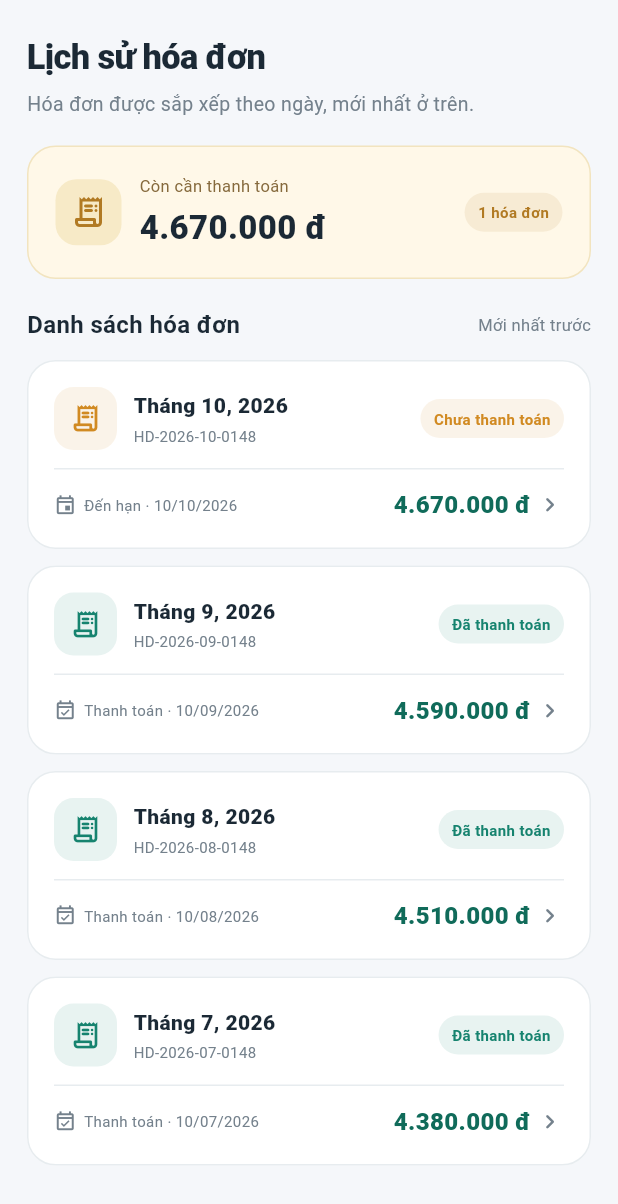
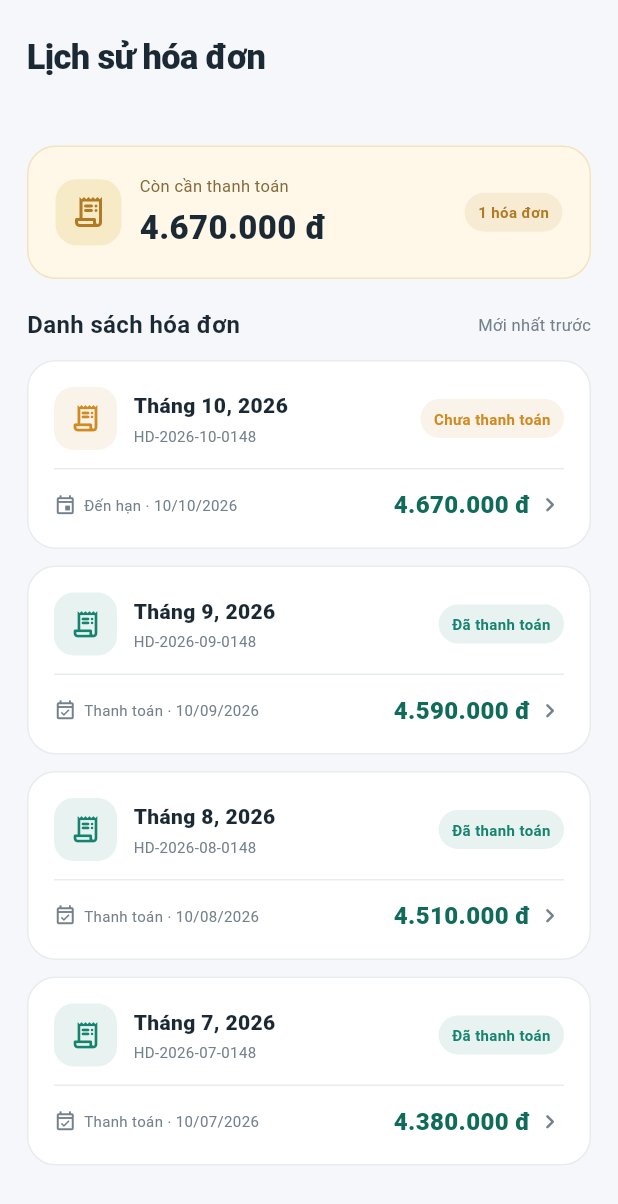
Before and after one commit to FoxSys285/quanlytro, a Flutter app: the TenantInvoicesPage widget shown alone on an empty page, opened directly, on a phone screen of 412 x 824 dp. Shown: the top 1204 px of the screen. Run offline on Flutter 3.47's test engine with Material 3 defaults, Android fonts, the phone set to English and light mode, and no system bars; our stand-ins replace image_picker.

Commit message:
feat: clear subtitles in tenant invoices and home pages

```diff
--- a/lib/pages/tenant/invoices/tenant_invoices_page.dart
+++ b/lib/pages/tenant/invoices/tenant_invoices_page.dart
@@ -13,7 +13,7 @@ class TenantInvoicesPage extends StatelessWidget {
       children: [
         const TenantPageTitle(
           title: 'Lịch sử hóa đơn',
-          subtitle: 'Hóa đơn được sắp xếp theo ngày, mới nhất ở trên.',
+          subtitle: '',
         ),
         Container(
           padding: const EdgeInsets.all(18),
--- a/lib/pages/tenant/leases/tenant_home_page.dart
+++ b/lib/pages/tenant/leases/tenant_home_page.dart
@@ -15,7 +15,7 @@ class TenantHomePage extends StatelessWidget {
       children: [
         const TenantPageTitle(
           title: 'Chỗ ở của tôi',
-          subtitle: 'Thông tin phòng và hợp đồng đang có hiệu lực.',
+          subtitle: '',
         ),
         Container(
           width: double.infinity,
```
